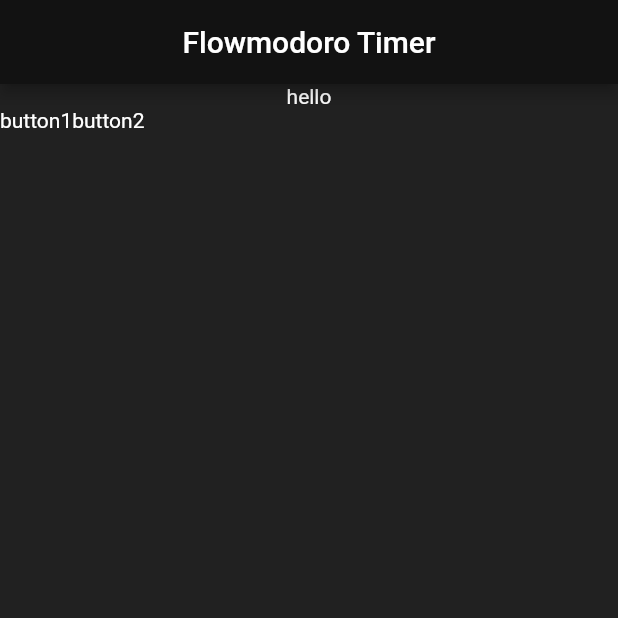
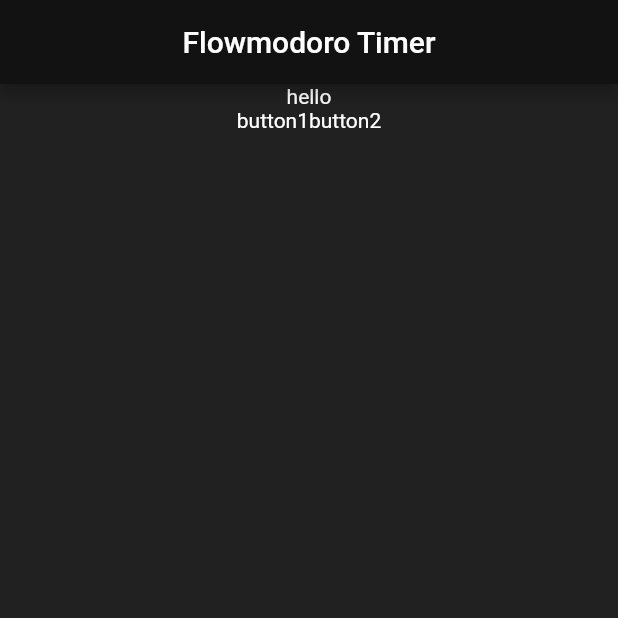
Before and after one commit to SzymanskiFilip/flowmodoro-flutter, a Flutter app: the screen it shows after launch, on a phone screen of 412 x 824 dp, the top half of it. Run offline on Flutter 3.47's test engine with Material 2 defaults, Android fonts, the phone set to English and light mode, and no system bars.

Commit message:
centered two buttons

```diff
--- a/lib/widgets/TimerWidget.dart
+++ b/lib/widgets/TimerWidget.dart
@@ -41,7 +41,7 @@ class _TimerWidgetState extends State<TimerWidget> {
         Row(children: [
           Text("button1"),
           Text("button2")
-        ],)
+        ], mainAxisAlignment: MainAxisAlignment.center,)
       ],),
     );
   }
```
